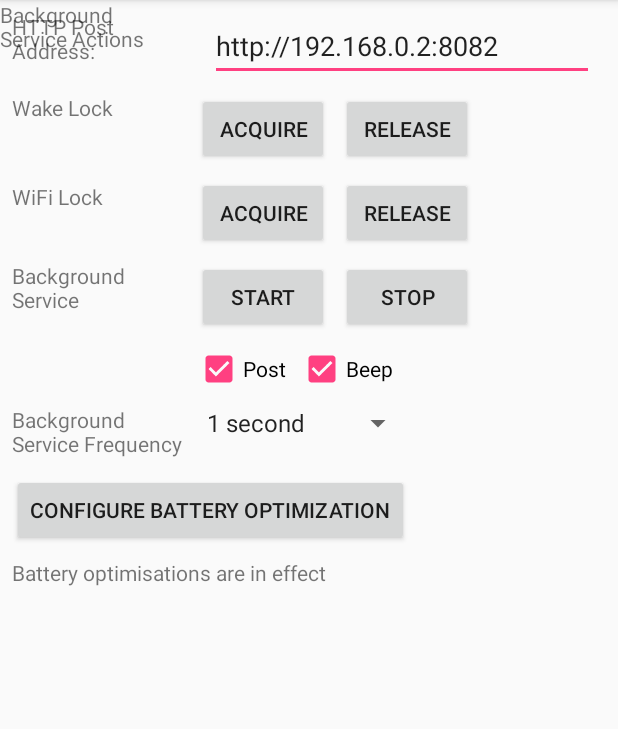
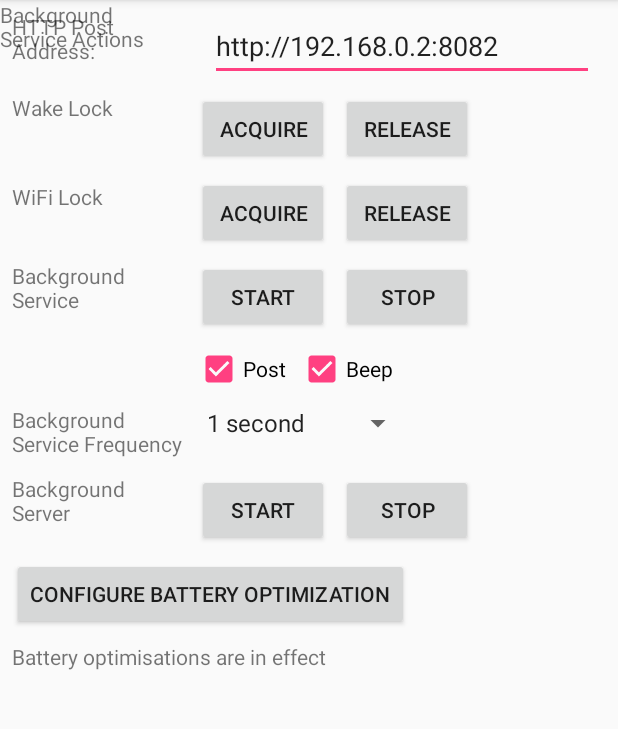
Before and after one commit to darryncampbell/WakeLock_WifiLock_Exerciser, an Android app: the screen it shows after launch (MainActivity), on a phone screen of 412 x 824 dp, the part 84-813 px from its top. Run offline under Robolectric (Android 15) with nearby library versions, the phone set to English and light mode, and no system bars.

Commit message:
Added HTTP Server to test being able to wake the device up with a network packet

```diff
--- a/WakeLock_WifiLock_Exerciser/app/build.gradle
+++ b/WakeLock_WifiLock_Exerciser/app/build.gradle
@@ -29,4 +29,5 @@ dependencies {
     compile 'com.android.support:design:25.3.1'
     testCompile 'junit:junit:4.12'
     compile group: 'cz.msebera.android' , name: 'httpclient', version: '4.4.1.1'
+    compile group: 'org.nanohttpd', name: 'nanohttpd', version: '2.3.1'
 }
--- a/WakeLock_WifiLock_Exerciser/app/src/main/AndroidManifest.xml
+++ b/WakeLock_WifiLock_Exerciser/app/src/main/AndroidManifest.xml
@@ -4,6 +4,7 @@
 
     <uses-permission android:name="android.permission.WAKE_LOCK" />
     <uses-permission android:name="android.permission.INTERNET" />
+    <uses-permission android:name="android.permission.ACCESS_NETWORK_STATE" />
     <uses-permission android:name="android.permission.REQUEST_IGNORE_BATTERY_OPTIMIZATIONS" />
 
     <application
--- a/WakeLock_WifiLock_Exerciser/app/src/main/java/com/darryncampbell/wakelockexample/MainActivity.java
+++ b/WakeLock_WifiLock_Exerciser/app/src/main/java/com/darryncampbell/wakelockexample/MainActivity.java
@@ -24,6 +24,8 @@ import android.widget.Spinner;
 import android.widget.TextView;
 import android.widget.Toast;
 
+import java.io.IOException;
+
 public class MainActivity extends AppCompatActivity {
 
     public static final String LOG_TAG = "Wake Lock Test";
@@ -34,6 +36,7 @@ public class MainActivity extends AppCompatActivity {
     private PowerManager.WakeLock wakeLock2 = null;
     private WifiManager.WifiLock wifiLock = null;
     ResponseReceiver receiver;
+    MyHTTPServer httpServer = null;
 
     private TextView txtOutput = null;
 
@@ -50,6 +53,8 @@ public class MainActivity extends AppCompatActivity {
         final Button btnWifiLockRelease = (Button) findViewById(R.id.btnReleaseWifiLock);
         final Button btnBackgroundServiceStart = (Button) findViewById(R.id.btnStartService);
         final Button btnBackgroundServiceStop = (Button) findViewById(R.id.btnStopService);
+        final Button btnStartServer = (Button) findViewById(R.id.btnStartServer);
+        final Button btnStopServer = (Button) findViewById(R.id.btnStopServer);
         final Button btnConfigureBatteryOptimisation = (Button) findViewById(R.id.btnConfigureBatteryOptimization);
 
         WifiManager wm = (WifiManager) getApplicationContext().getSystemService(Context.WIFI_SERVICE);
@@ -104,6 +109,26 @@ public class MainActivity extends AppCompatActivity {
                 //  We are not going for 100% thread handling amazement here
                 updateUI("Stopping Background service (please wait up to 20 seconds)");
                 stopBackgroundService();
+            }
+        });
+        btnStartServer.setOnClickListener(new View.OnClickListener() {
+            public void onClick(View v) {
+                try {
+                    int port = 8080;
+                    httpServer = new MyHTTPServer(port);
+                    updateUI("HTTP Server running on: " + MyHTTPServer.getIPAddress(true) + ", port: " + port + ".  Use browser on desktop");
+                } catch (IOException e) {
+                    updateUI("Error starting server");
+                }
+            }
+        });
+        btnStopServer.setOnClickListener(new View.OnClickListener() {
+            public void onClick(View v) {
+                if (httpServer != null) {
+                    httpServer.stop();
+                    httpServer = null;
+                    updateUI("HTTP server stopped");
+                }
             }
         });
         btnConfigureBatteryOptimisation.setOnClickListener(new View.OnClickListener() {
--- a/WakeLock_WifiLock_Exerciser/app/src/main/res/layout/content_main.xml
+++ b/WakeLock_WifiLock_Exerciser/app/src/main/res/layout/content_main.xml
@@ -141,6 +141,17 @@
         app:layout_constraintLeft_toLeftOf="parent"
         app:layout_constraintTop_toBottomOf="@+id/btnAcquireWifiLock" />
 
+    <TextView
+        android:id="@+id/textView3"
+        android:layout_width="114dp"
+        android:layout_height="40dp"
+        android:layout_marginStart="8dp"
+        android:layout_marginTop="8dp"
+        android:text="Background Server"
+        app:layout_constraintTop_toBottomOf="@+id/textView5"
+        android:layout_marginLeft="8dp"
+        app:layout_constraintLeft_toLeftOf="parent" />
+
     <Button
         android:id="@+id/btnStartService"
         android:layout_width="wrap_content"
@@ -151,6 +162,17 @@
         android:layout_marginTop="8dp"
         app:layout_constraintTop_toBottomOf="@+id/btnAcquireWifiLock"
         android:layout_marginStart="8dp" />
+
+    <Button
+        android:id="@+id/btnStartServer"
+        android:layout_width="wrap_content"
+        android:layout_height="wrap_content"
+        android:layout_marginStart="8dp"
+        android:text="Start"
+        android:layout_marginTop="8dp"
+        app:layout_constraintTop_toBottomOf="@+id/textView5"
+        app:layout_constraintLeft_toRightOf="@+id/textView2"
+        android:layout_marginLeft="8dp" />
 
     <Button
         android:id="@+id/btnStopService"
@@ -164,6 +186,17 @@
         android:layout_marginStart="8dp" />
 
     <Button
+        android:id="@+id/btnStopServer"
+        android:layout_width="wrap_content"
+        android:layout_height="wrap_content"
+        android:layout_marginStart="8dp"
+        android:text="Stop"
+        android:layout_marginTop="8dp"
+        app:layout_constraintTop_toBottomOf="@+id/textView5"
+        app:layout_constraintLeft_toRightOf="@+id/btnAcquireWakeLock"
+        android:layout_marginLeft="8dp" />
+
+    <Button
         android:id="@+id/btnConfigureBatteryOptimization"
         android:layout_width="wrap_content"
         android:layout_height="wrap_content"
@@ -171,7 +204,7 @@
         android:layout_marginLeft="8dp"
         app:layout_constraintLeft_toLeftOf="parent"
         android:layout_marginTop="8dp"
-        app:layout_constraintTop_toBottomOf="@+id/textView5" />
+        app:layout_constraintTop_toBottomOf="@+id/btnStartServer" />
 
     <CheckBox
         android:id="@+id/checkPost"
```
Also changed, not shown: WakeLock_WifiLock_Exerciser/app/src/main/java/com/darryncampbell/wakelockexample/MyHTTPServer.java (added, +69 -0 lines).
